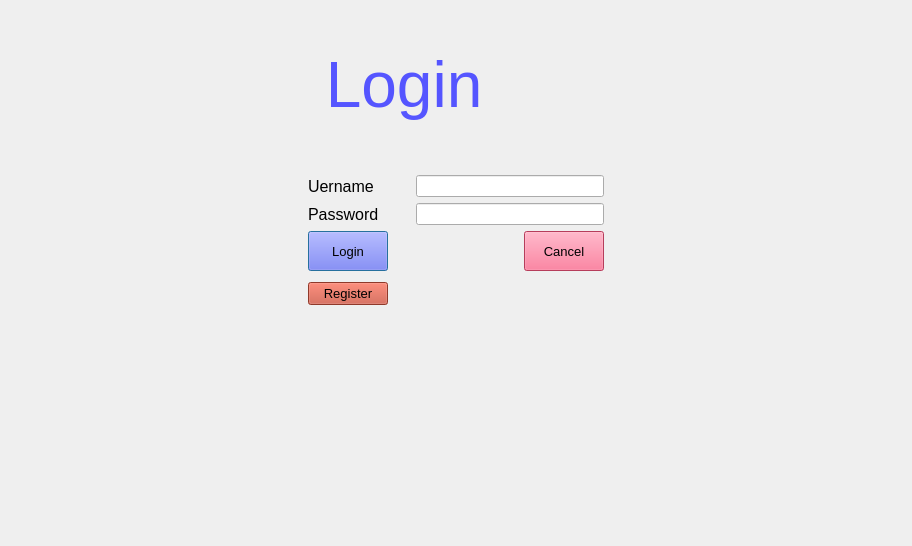
pengjianaixue/TEConfiguretool, file login.ui: the form before one commit.
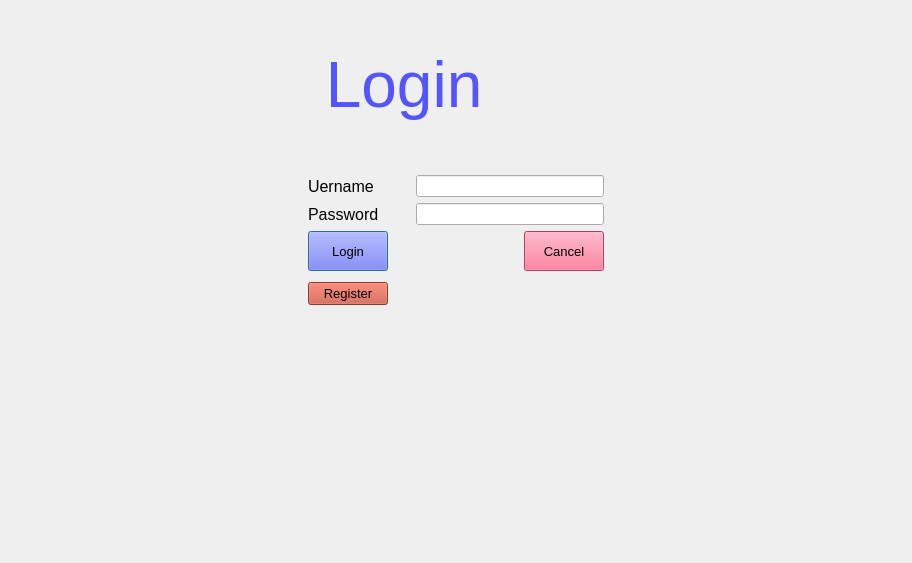
The form after the commit. Icons and pictures are not drawn.

Diff of the .ui file:
```diff
--- a/login.ui
+++ b/login.ui
@@ -7,7 +7,7 @@
     <x>0</x>
     <y>0</y>
     <width>912</width>
-    <height>546</height>
+    <height>563</height>
    </rect>
   </property>
   <property name="sizePolicy">
```
Left out of the diff: 3 changed lines with no effect on the pictures.
